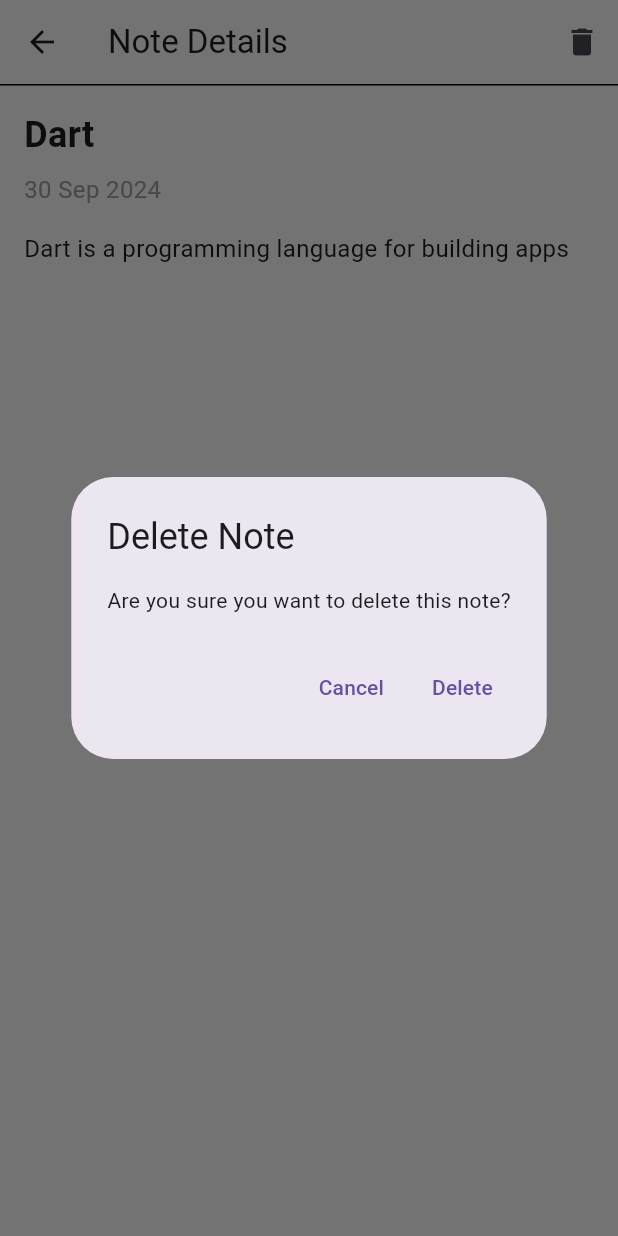
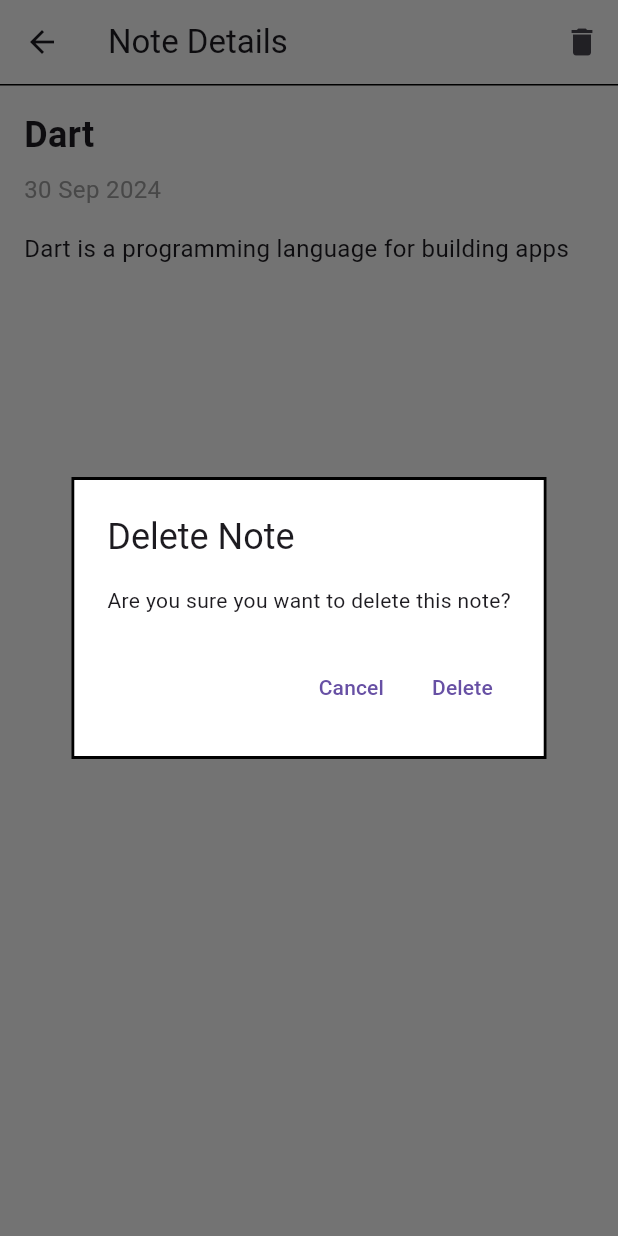
Before and after one commit to Yadija/flutter_notes_app, a Flutter app: the Detail screen opened directly with sample values from the repository, after a tap on the "delete" icon, on a phone screen of 412 x 824 dp. Run offline on Flutter 3.47's test engine with Material 3 defaults, Android fonts, the phone set to English and light mode, and no system bars.

Commit message:
⚒️build: styling delete note dialog

```diff
--- a/lib/widgets/delete_note_dialog.dart
+++ b/lib/widgets/delete_note_dialog.dart
@@ -10,6 +10,8 @@ class DeleteNoteDialog extends StatelessWidget {
     return AlertDialog(
       title: const Text('Delete Note'),
       content: const Text('Are you sure you want to delete this note?'),
+      shape: const Border.fromBorderSide(BorderSide(color: Colors.black, width: 2)),
+      backgroundColor: Colors.white,
       actions: [
         TextButton(
           onPressed: () {
```
